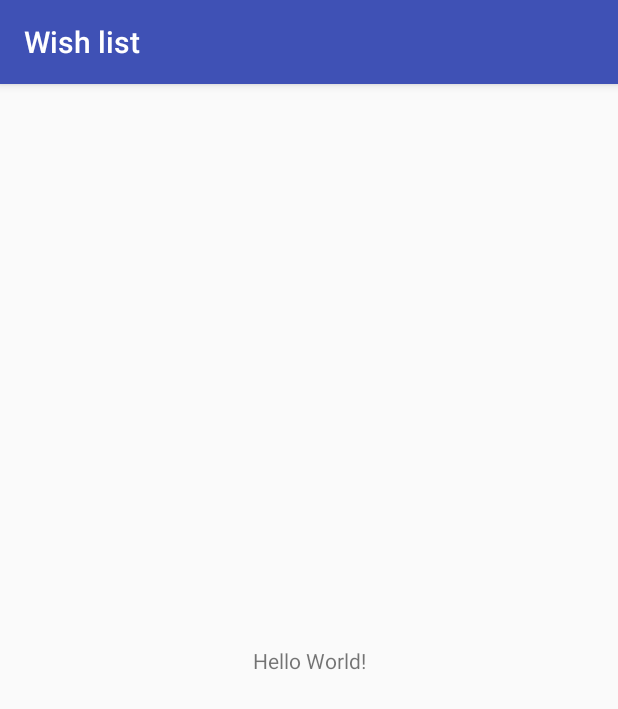
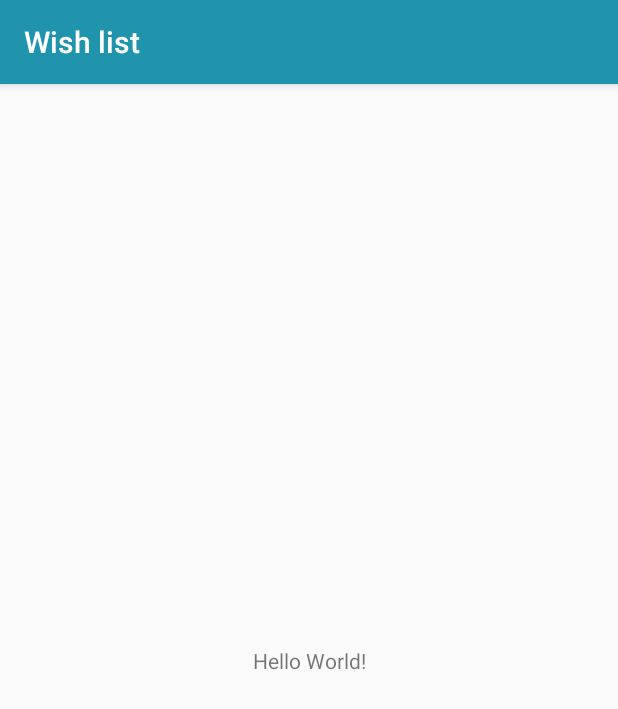
Before and after one commit to AlekoHG2011/Lista-de-Tareas, an Android app: the MainActivity screen opened directly, with no data from a screen before it, on a phone screen of 412 x 824 dp. Shown: the top 709 px of the screen. Run offline under Robolectric (Android 15) with nearby library versions, the phone set to English and light mode, and no system bars.

Commit message:
---> Changing app colors ....

```diff
--- a/app/src/main/res/values/colors.xml
+++ b/app/src/main/res/values/colors.xml
@@ -1,6 +1,6 @@
 <?xml version="1.0" encoding="utf-8"?>
 <resources>
-    <color name="colorPrimary">#3F51B5</color>
-    <color name="colorPrimaryDark">#303F9F</color>
-    <color name="colorAccent">#FF4081</color>
+    <color name="colorPrimary">#2094AD</color>
+    <color name="colorPrimaryDark">#0d6f84</color>
+    <color name="colorAccent">#224efd</color>
 </resources>
```
